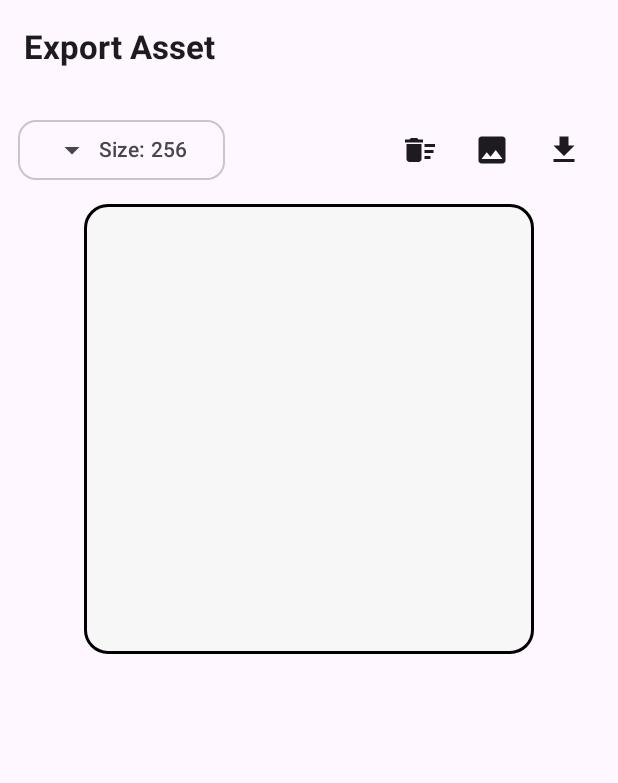
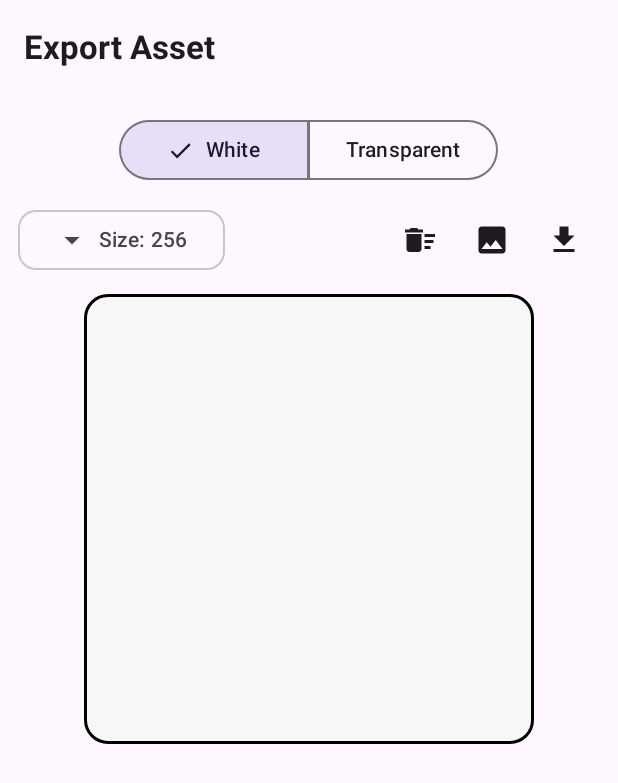
Before and after one commit to Imran4424/Android-ExportAsset, an Android app built with Jetpack Compose: the screen it shows after launch (MainActivity), after a tap on "Export PNG", on a phone screen of 412 x 824 dp. Shown: the top 783 px of the screen. Run offline under Robolectric (Android 15) with nearby library versions, the phone set to English and light mode, and no system bars.

Commit message:
add a toggle for button change

```diff
--- a/app/src/main/java/com/luminous/exportasset/MainActivity.kt
+++ b/app/src/main/java/com/luminous/exportasset/MainActivity.kt
@@ -26,6 +26,7 @@ import androidx.compose.ui.graphics.Color
 import androidx.compose.ui.graphics.Path
 import androidx.compose.ui.graphics.drawscope.DrawScope
 import androidx.compose.ui.graphics.drawscope.Stroke
+import androidx.compose.ui.graphics.toArgb
 import androidx.compose.ui.input.pointer.pointerInput
 import androidx.compose.ui.layout.onSizeChanged
 import androidx.compose.ui.platform.LocalContext
@@ -33,6 +34,8 @@ import androidx.compose.ui.text.font.FontWeight
 import androidx.compose.ui.unit.IntSize
 import androidx.compose.ui.unit.dp
 import kotlin.math.min
+
+enum class BgMode { White, Transparent }
 
 class MainActivity : ComponentActivity() {
         override fun onCreate(savedInstanceState: Bundle?) {
@@ -47,7 +50,9 @@ fun DrawingApp() {
         val context = LocalContext.current
         val scope = rememberCoroutineScope()
 
+        // ---- state ----
         var exportSize by remember { mutableIntStateOf(256) }
+        var bgMode by remember { mutableStateOf(BgMode.White) } // default = White
         val sizes = listOf(128, 256, 512, 1024)
 
         // Drawing state
@@ -88,6 +93,30 @@ fun DrawingApp() {
                                 verticalArrangement = Arrangement.spacedBy(12.dp)
                         ) {
 
+                                Row(
+                                        modifier = Modifier
+                                                .fillMaxWidth()
+                                                .heightIn(min = 48.dp),
+                                        verticalAlignment = Alignment.CenterVertically
+                                ) {
+                                        Spacer(Modifier.weight(1f))
+                                        // Segmented control: White / Transparent
+                                        SingleChoiceSegmentedButtonRow {
+                                                SegmentedButton(
+                                                        selected = bgMode == BgMode.White,
+                                                        onClick = { bgMode = BgMode.White },
+                                                        shape = SegmentedButtonDefaults.itemShape(index = 0, count = 2)
+                                                ) { Text("White") }
+
+                                                SegmentedButton(
+                                                        selected = bgMode == BgMode.Transparent,
+                                                        onClick = { bgMode = BgMode.Transparent },
+                                                        shape = SegmentedButtonDefaults.itemShape(index = 1, count = 2)
+                                                ) { Text("Transparent") }
+                                        }
+                                        Spacer(Modifier.weight(1f))
+                                }
+
                                 // ---- Navigation bar (under app bar) ----
                                 Row(
                                         modifier = Modifier
@@ -117,13 +146,18 @@ fun DrawingApp() {
 
                                         Spacer(Modifier.weight(1f))
 
+
                                         // right: actions
                                         IconButton(onClick = { strokes.clear(); currentStroke = null }) {
                                                 Icon(Icons.Filled.DeleteSweep, contentDescription = "Clear")
                                         }
                                         IconButton(onClick = {
                                                 scope.launch(Dispatchers.IO) {
-                            val bmp = renderBitmap(strokes, exportSize, exportSize)
+                                                        val bgColor: Int? = when (bgMode) {
+                                                                BgMode.White -> Color.White.toArgb()
+                                                                BgMode.Transparent -> null
+                                                        }
+                                                        val bmp = renderBitmap(strokes, exportSize, exportSize, backgroundColor = bgColor)
                                                         val uri = savePng(context, bmp, "canvas_${exportSize}.png")
                                                         withContext(Dispatchers.Main) {
                                                                 Toast.makeText(context, if (uri != null) "PNG saved" else "Save failed", Toast.LENGTH_SHORT).show()
@@ -133,7 +167,11 @@ fun DrawingApp() {
 
                                         IconButton(onClick = {
                                                 scope.launch(Dispatchers.IO) {
-                            val svg = renderSvg(strokes, exportSize, exportSize)
+                                                        val bgColor: Int? = when (bgMode) {
+                                                                BgMode.White -> Color.White.toArgb()
+                                                                BgMode.Transparent -> null
+                                                        }
+                                                        val svg = renderSvg(strokes, exportSize, exportSize, backgroundColor = bgColor)
                                                         val ok = saveSvg(context, svg, "canvas_${exportSize}.svg")
                                                         withContext(Dispatchers.Main) {
                                                                 Toast.makeText(context, if (ok) "SVG saved" else "Save failed", Toast.LENGTH_SHORT).show()
```
Also changed, not shown: app/src/main/java/com/luminous/exportasset/Export.kt (+29 -2 lines). Lines whose indentation alone changed are shown as unchanged.
